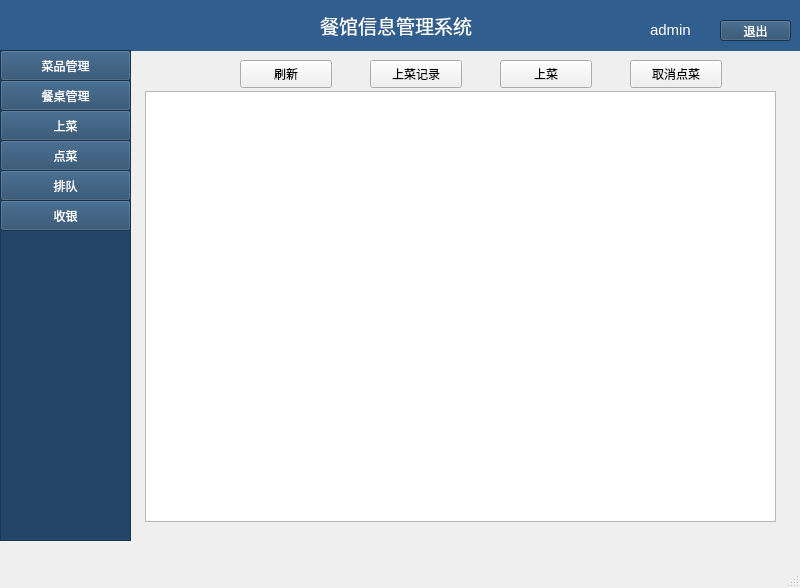
First picture: the form in restaurantManagerment/mainwindow.ui, repository friendfan1/-Salay-Management-System, before the edit.
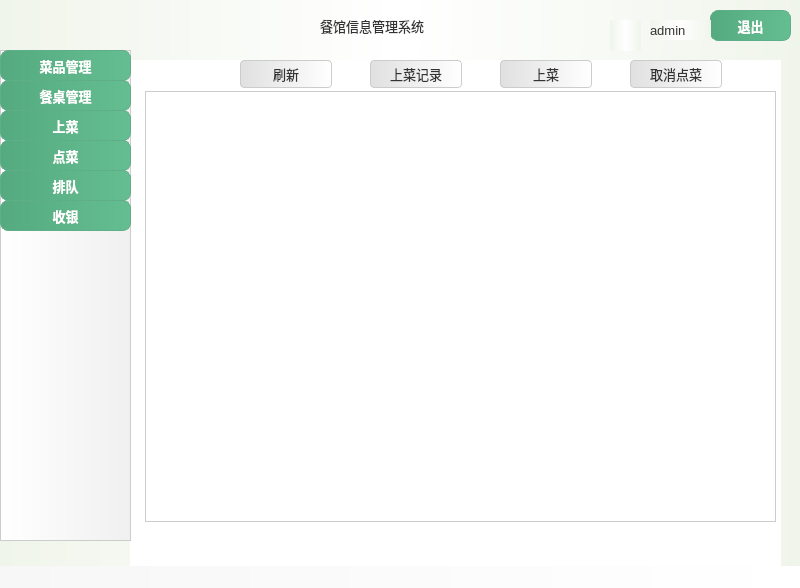
Second picture: the form after the edit. The open tabs and pages were chosen to show the change. Icons and pictures are not drawn.

Diff of the .ui file:
```diff
--- a/restaurantManagerment/mainwindow.ui
+++ b/restaurantManagerment/mainwindow.ui
@@ -20,6 +20,142 @@
   <property name="toolTip">
    <string>这是餐厅信息管理系统</string>
   </property>
+  <property name="styleSheet">
+   <string notr="true">/* Main window background color with gradient */
+/* Common background widget style */
+
+/* Common background widget style */
+QWidget#centralwidget {
+    background: qlineargradient(spread:pad, x1:0, y1:0, x2:1, y2:0, stop:0 rgba(240, 245, 235, 1), stop:0.5 rgba(255, 255, 255, 1), stop:1 rgba(240, 245, 235, 1)); /* Gradient from light green to white to light green */
+    color: #333333; /* Dark Grey */
+    font-family: &quot;Segoe UI&quot;, sans-serif;
+    font-size: 10pt;
+}
+
+
+/* General widget style */
+QWidget {
+    background-color: #FFFFFF; /* White */
+    color: #333333; /* Dark Grey */
+    font-family: &quot;Segoe UI&quot;, sans-serif;
+    font-size: 10pt;
+}
+
+/* Tree widget style */
+QTreeWidget {
+    background: qlineargradient(spread:pad, x1:0, y1:0, x2:1, y2:0, stop:0 #FFFFFF, stop:1 #F0F0F0); /* White to Very Light Grey Gradient */
+    color: #333333; /* Dark Grey */
+    border: 1px solid #CCCCCC; /* Light Grey Border */
+}
+
+/* Buttons common style */
+QPushButton {
+    background: qlineargradient(spread:pad, x1:0, y1:0, x2:1, y2:0, stop:0 #E0E0E0, stop:1 #FFFFFF); /* Light Grey to White Gradient */
+    color: #333333; /* Dark Grey */
+    border: 1px solid #CCCCCC; /* Light Grey Border */
+    border-radius: 4px;
+    padding: 5px;
+    font-family: &quot;Segoe UI&quot;, sans-serif;
+    font-size: 10pt;
+}
+
+QPushButton:hover {
+    background-color: #D6D6D6; /* Slightly Darker Grey */
+}
+
+QPushButton:pressed {
+    background-color: #BFBFBF; /* Darker Grey */
+}
+
+/* Specific buttons adjustments */
+QPushButton#btn_exit {
+    background-color: #FF6B6B; /* Light Red */
+    border: 1px solid #FF9999; /* Light Red Border */
+}
+
+QPushButton#btn_exit:hover {
+    background-color: #FF5252; /* Darker Red */
+}
+
+QPushButton#btn_exit:pressed {
+    background-color: #FF3B3B; /* Even Darker Red */
+}
+
+QPushButton#btn_queue, QPushButton#btn_cashier {
+    background: qlineargradient(spread:pad, x1:0, y1:0, x2:1, y2:0, stop:0 #E0E0E0, stop:1 #FFFFFF); /* Light Grey to White Gradient */
+    color: #333333; /* Dark Grey */
+    border: 1px solid #CCCCCC; /* Light Grey Border */
+    border-radius: 4px;
+    padding: 5px;
+    font-family: &quot;Segoe UI&quot;, sans-serif;
+    font-size: 10pt;
+}
+
+QPushButton#btn_queue:hover, QPushButton#btn_cashier:hover {
+    background-color: #D6D6D6; /* Slightly Darker Grey */
+}
+
+QPushButton#btn_queue:pressed, QPushButton#btn_cashier:pressed {
+    background-color: #BFBFBF; /* Darker Grey */
+}
+
+/* Labels style */
+QLabel {
+    color: #333333; /* Dark Grey */
+    font-family: &quot;Segoe UI&quot;, sans-serif;
+    font-size: 10pt;
+}
+
+QLabel#label {
+    font-size: 12pt;
+    font-family: &quot;Segoe UI Semibold&quot;, sans-serif;
+}
+
+/* Line edits style */
+QLineEdit {
+    background-color: #FFFFFF; /* White */
+    color: #333333; /* Dark Grey */
+    border: 1px solid #CCCCCC; /* Light Grey Border */
+    border-radius: 4px;
+    padding: 4px;
+    font-family: &quot;Segoe UI&quot;, sans-serif;
+    font-size: 10pt;
+}
+
+/* Table widgets style */
+QTableWidget {
+    background-color: #FFFFFF; /* White */
+    color: #333333; /* Dark Grey */
+    gridline-color: #CCCCCC; /* Light Grey */
+    border: 1px solid #CCCCCC; /* Light Grey Border */
+    font-family: &quot;Segoe UI&quot;, sans-serif;
+    font-size: 10pt;
+}
+
+QHeaderView::section {
+    background: qlineargradient(spread:pad, x1:0, y1:0, x2:1, y2:0, stop:0 #E0E0E0, stop:1 #FFFFFF); /* Light Grey to White Gradient */
+    color: #333333; /* Dark Grey */
+    padding: 4px;
+    border: 1px solid #CCCCCC; /* Light Grey Border */
+    font-family: &quot;Segoe UI Semibold&quot;, sans-serif;
+}
+
+/* Menu bar and status bar style */
+QMenuBar {
+    background: qlineargradient(spread:pad, x1:0, y1:0, x2:1, y2:0, stop:0 #F7F7F7, stop:1 #FFFFFF); /* Light Grey to White Gradient */
+    color: #333333; /* Dark Grey */
+    font-family: &quot;Segoe UI&quot;, sans-serif;
+    font-size: 10pt;
+}
+
+QStatusBar {
+    background: qlineargradient(spread:pad, x1:0, y1:0, x2:1, y2:0, stop:0 #F7F7F7, stop:1 #FFFFFF); /* Light Grey to White Gradient */
+    color: #333333; /* Dark Grey */
+    font-family: &quot;Segoe UI&quot;, sans-serif;
+    font-size: 10pt;
+}
+</string>
+  </property>
   <widget class="QWidget" name="centralwidget">
    <property name="styleSheet">
     <string notr="true">Qwidget#centralwidget{background-color: rgb(48, 95, 143)};</string>
@@ -408,21 +544,45 @@
      </rect>
     </property>
     <property name="styleSheet">
-     <string notr="true">background-color: rgb(48, 95, 143);
-color: rgb(255, 255, 255);</string>
+     <string notr="true">/* Common background widget style */
+QWidget {
+    background: qlineargradient(spread:pad, x1:0, y1:0, x2:1, y2:0, stop:0 rgba(240, 245, 235, 1), stop:0.5 rgba(255, 255, 255, 1), stop:1 rgba(240, 245, 235, 1)); /* Gradient from light green to white to light green */
+    color: #333333; /* Dark Grey */
+    font-family: &quot;Segoe UI&quot;, sans-serif;
+    font-size: 10pt;
+}
+</string>
     </property>
     <widget class="QPushButton" name="btn_exit">
      <property name="geometry">
       <rect>
-       <x>720</x>
-       <y>20</y>
-       <width>71</width>
-       <height>21</height>
+       <x>710</x>
+       <y>10</y>
+       <width>81</width>
+       <height>31</height>
       </rect>
      </property>
      <property name="styleSheet">
-      <string notr="true">background-color: rgb(35, 70, 104);
-color: rgb(255, 255, 255);</string>
+      <string notr="true">/* Common button style */
+QPushButton {
+    background: qlineargradient(spread:pad, x1:0, y1:0, x2:1, y2:0, stop:0 rgba(85, 170, 127, 1), stop:1 rgba(100, 190, 145, 1)); /* Gradient from primary to slightly lighter green */
+    color: #FFFFFF; /* White text for contrast */
+    border: 1px solid #5DAE89; /* Darker green border */
+    border-radius: 8px; /* Slightly more rounded corners */
+    padding: 6px 12px; /* Increased padding for a more comfortable touch target */
+    font-family: &quot;Segoe UI&quot;, sans-serif;
+    font-size: 10pt;
+    font-weight: bold; /* Bold text for emphasis */
+}
+
+QPushButton:hover {
+    background: qlineargradient(spread:pad, x1:0, y1:0, x2:1, y2:0, stop:0 rgba(100, 190, 145, 1), stop:1 rgba(85, 170, 127, 1)); /* Reverse gradient for hover effect */
+}
+
+QPushButton:pressed {
+    background: qlineargradient(spread:pad, x1:0, y1:0, x2:1, y2:0, stop:0 rgba(70, 150, 110, 1), stop:1 rgba(85, 170, 127, 1)); /* Darker gradient for pressed effect */
+}
+</string>
      </property>
      <property name="text">
       <string>退出</string>
@@ -439,7 +599,8 @@
      </property>
      <property name="font">
       <font>
-       <pointsize>11</pointsize>
+       <family>Segoe UI</family>
+       <pointsize>10</pointsize>
       </font>
      </property>
      <property name="text">
@@ -473,14 +634,15 @@
      </property>
      <property name="font">
       <font>
-       <family>Microsoft YaHei UI</family>
+       <family>等线 Light</family>
        <pointsize>14</pointsize>
        <italic>false</italic>
        <bold>false</bold>
       </font>
      </property>
      <property name="styleSheet">
-      <string notr="true">font: 14pt &quot;Microsoft YaHei UI&quot;;</string>
+      <string notr="true">font: 14pt &quot;等线 Light&quot;;
+background-color: transparent;</string>
      </property>
      <property name="text">
       <string>餐馆信息管理系统</string>
@@ -497,8 +659,7 @@
      </rect>
     </property>
     <property name="styleSheet">
-     <string notr="true">background-color: rgb(35, 70, 104);
-color: rgb(255, 255, 255);</string>
+     <string notr="true"/>
     </property>
     <attribute name="headerVisible">
      <bool>false</bool>
@@ -519,10 +680,26 @@
      </rect>
     </property>
     <property name="styleSheet">
-     <string notr="true">background-color: rgb(35, 70, 104);
-alternate-background-color: rgb(48, 95, 143);
-border-color: rgb(35, 70, 104);
-color: rgb(255, 255, 255);</string>
+     <string notr="true">/* Common button style */
+QPushButton {
+    background: qlineargradient(spread:pad, x1:0, y1:0, x2:1, y2:0, stop:0 rgba(85, 170, 127, 1), stop:1 rgba(100, 190, 145, 1)); /* Gradient from primary to slightly lighter green */
+    color: #FFFFFF; /* White text for contrast */
+    border: 1px solid #5DAE89; /* Darker green border */
+    border-radius: 8px; /* Slightly more rounded corners */
+    padding: 6px 12px; /* Increased padding for a more comfortable touch target */
+    font-family: &quot;Segoe UI&quot;, sans-serif;
+    font-size: 10pt;
+    font-weight: bold; /* Bold text for emphasis */
+}
+
+QPushButton:hover {
+    background: qlineargradient(spread:pad, x1:0, y1:0, x2:1, y2:0, stop:0 rgba(100, 190, 145, 1), stop:1 rgba(85, 170, 127, 1)); /* Reverse gradient for hover effect */
+}
+
+QPushButton:pressed {
+    background: qlineargradient(spread:pad, x1:0, y1:0, x2:1, y2:0, stop:0 rgba(70, 150, 110, 1), stop:1 rgba(85, 170, 127, 1)); /* Darker gradient for pressed effect */
+}
+</string>
     </property>
     <property name="text">
      <string>菜品管理</string>
@@ -538,9 +715,26 @@
      </rect>
     </property>
     <property name="styleSheet">
-     <string notr="true">background-color: rgb(35, 70, 104);
-border-color: rgb(35, 70, 104);
-color: rgb(255, 255, 255);</string>
+     <string notr="true">/* Common button style */
+QPushButton {
+    background: qlineargradient(spread:pad, x1:0, y1:0, x2:1, y2:0, stop:0 rgba(85, 170, 127, 1), stop:1 rgba(100, 190, 145, 1)); /* Gradient from primary to slightly lighter green */
+    color: #FFFFFF; /* White text for contrast */
+    border: 1px solid #5DAE89; /* Darker green border */
+    border-radius: 8px; /* Slightly more rounded corners */
+    padding: 6px 12px; /* Increased padding for a more comfortable touch target */
+    font-family: &quot;Segoe UI&quot;, sans-serif;
+    font-size: 10pt;
+    font-weight: bold; /* Bold text for emphasis */
+}
+
+QPushButton:hover {
+    background: qlineargradient(spread:pad, x1:0, y1:0, x2:1, y2:0, stop:0 rgba(100, 190, 145, 1), stop:1 rgba(85, 170, 127, 1)); /* Reverse gradient for hover effect */
+}
+
+QPushButton:pressed {
+    background: qlineargradient(spread:pad, x1:0, y1:0, x2:1, y2:0, stop:0 rgba(70, 150, 110, 1), stop:1 rgba(85, 170, 127, 1)); /* Darker gradient for pressed effect */
+}
+</string>
     </property>
     <property name="text">
      <string>餐桌管理</string>
@@ -556,9 +750,26 @@
      </rect>
     </property>
     <property name="styleSheet">
-     <string notr="true">background-color: rgb(35, 70, 104);
-border-color: rgb(35, 70, 104);
-color: rgb(255, 255, 255);</string>
+     <string notr="true">/* Common button style */
+QPushButton {
+    background: qlineargradient(spread:pad, x1:0, y1:0, x2:1, y2:0, stop:0 rgba(85, 170, 127, 1), stop:1 rgba(100, 190, 145, 1)); /* Gradient from primary to slightly lighter green */
+    color: #FFFFFF; /* White text for contrast */
+    border: 1px solid #5DAE89; /* Darker green border */
+    border-radius: 8px; /* Slightly more rounded corners */
+    padding: 6px 12px; /* Increased padding for a more comfortable touch target */
+    font-family: &quot;Segoe UI&quot;, sans-serif;
+    font-size: 10pt;
+    font-weight: bold; /* Bold text for emphasis */
+}
+
+QPushButton:hover {
+    background: qlineargradient(spread:pad, x1:0, y1:0, x2:1, y2:0, stop:0 rgba(100, 190, 145, 1), stop:1 rgba(85, 170, 127, 1)); /* Reverse gradient for hover effect */
+}
+
+QPushButton:pressed {
+    background: qlineargradient(spread:pad, x1:0, y1:0, x2:1, y2:0, stop:0 rgba(70, 150, 110, 1), stop:1 rgba(85, 170, 127, 1)); /* Darker gradient for pressed effect */
+}
+</string>
     </property>
     <property name="text">
      <string>上菜</string>
@@ -574,9 +785,26 @@
      </rect>
     </property>
     <property name="styleSheet">
-     <string notr="true">background-color: rgb(35, 70, 104);
-border-color: rgb(35, 70, 104);
-color: rgb(255, 255, 255);</string>
+     <string notr="true">/* Common button style */
+QPushButton {
+    background: qlineargradient(spread:pad, x1:0, y1:0, x2:1, y2:0, stop:0 rgba(85, 170, 127, 1), stop:1 rgba(100, 190, 145, 1)); /* Gradient from primary to slightly lighter green */
+    color: #FFFFFF; /* White text for contrast */
+    border: 1px solid #5DAE89; /* Darker green border */
+    border-radius: 8px; /* Slightly more rounded corners */
+    padding: 6px 12px; /* Increased padding for a more comfortable touch target */
+    font-family: &quot;Segoe UI&quot;, sans-serif;
+    font-size: 10pt;
+    font-weight: bold; /* Bold text for emphasis */
+}
+
+QPushButton:hover {
+    background: qlineargradient(spread:pad, x1:0, y1:0, x2:1, y2:0, stop:0 rgba(100, 190, 145, 1), stop:1 rgba(85, 170, 127, 1)); /* Reverse gradient for hover effect */
+}
+
+QPushButton:pressed {
+    background: qlineargradient(spread:pad, x1:0, y1:0, x2:1, y2:0, stop:0 rgba(70, 150, 110, 1), stop:1 rgba(85, 170, 127, 1)); /* Darker gradient for pressed effect */
+}
+</string>
     </property>
     <property name="text">
      <string>点菜</string>
@@ -592,9 +820,26 @@
      </rect>
     </property>
     <property name="styleSheet">
-     <string notr="true">background-color: rgb(35, 70, 104);
-border-color: rgb(35, 70, 104);
-color: rgb(255, 255, 255);</string>
+     <string notr="true">/* Common button style */
+QPushButton {
+    background: qlineargradient(spread:pad, x1:0, y1:0, x2:1, y2:0, stop:0 rgba(85, 170, 127, 1), stop:1 rgba(100, 190, 145, 1)); /* Gradient from primary to slightly lighter green */
+    color: #FFFFFF; /* White text for contrast */
+    border: 1px solid #5DAE89; /* Darker green border */
+    border-radius: 8px; /* Slightly more rounded corners */
+    padding: 6px 12px; /* Increased padding for a more comfortable touch target */
+    font-family: &quot;Segoe UI&quot;, sans-serif;
+    font-size: 10pt;
+    font-weight: bold; /* Bold text for emphasis */
+}
+
+QPushButton:hover {
+    background: qlineargradient(spread:pad, x1:0, y1:0, x2:1, y2:0, stop:0 rgba(100, 190, 145, 1), stop:1 rgba(85, 170, 127, 1)); /* Reverse gradient for hover effect */
+}
+
+QPushButton:pressed {
+    background: qlineargradient(spread:pad, x1:0, y1:0, x2:1, y2:0, stop:0 rgba(70, 150, 110, 1), stop:1 rgba(85, 170, 127, 1)); /* Darker gradient for pressed effect */
+}
+</string>
     </property>
     <property name="text">
      <string>排队</string>
@@ -610,9 +855,26 @@
      </rect>
     </property>
     <property name="styleSheet">
-     <string notr="true">background-color: rgb(35, 70, 104);
-border-color: rgb(35, 70, 104);
-color: rgb(255, 255, 255);</string>
+     <string notr="true">/* Common button style */
+QPushButton {
+    background: qlineargradient(spread:pad, x1:0, y1:0, x2:1, y2:0, stop:0 rgba(85, 170, 127, 1), stop:1 rgba(100, 190, 145, 1)); /* Gradient from primary to slightly lighter green */
+    color: #FFFFFF; /* White text for contrast */
+    border: 1px solid #5DAE89; /* Darker green border */
+    border-radius: 8px; /* Slightly more rounded corners */
+    padding: 6px 12px; /* Increased padding for a more comfortable touch target */
+    font-family: &quot;Segoe UI&quot;, sans-serif;
+    font-size: 10pt;
+    font-weight: bold; /* Bold text for emphasis */
+}
+
+QPushButton:hover {
+    background: qlineargradient(spread:pad, x1:0, y1:0, x2:1, y2:0, stop:0 rgba(100, 190, 145, 1), stop:1 rgba(85, 170, 127, 1)); /* Reverse gradient for hover effect */
+}
+
+QPushButton:pressed {
+    background: qlineargradient(spread:pad, x1:0, y1:0, x2:1, y2:0, stop:0 rgba(70, 150, 110, 1), stop:1 rgba(85, 170, 127, 1)); /* Darker gradient for pressed effect */
+}
+</string>
     </property>
     <property name="text">
      <string>收银</string>
```
Left out of the diff: 6 changed lines with no effect on the pictures.
